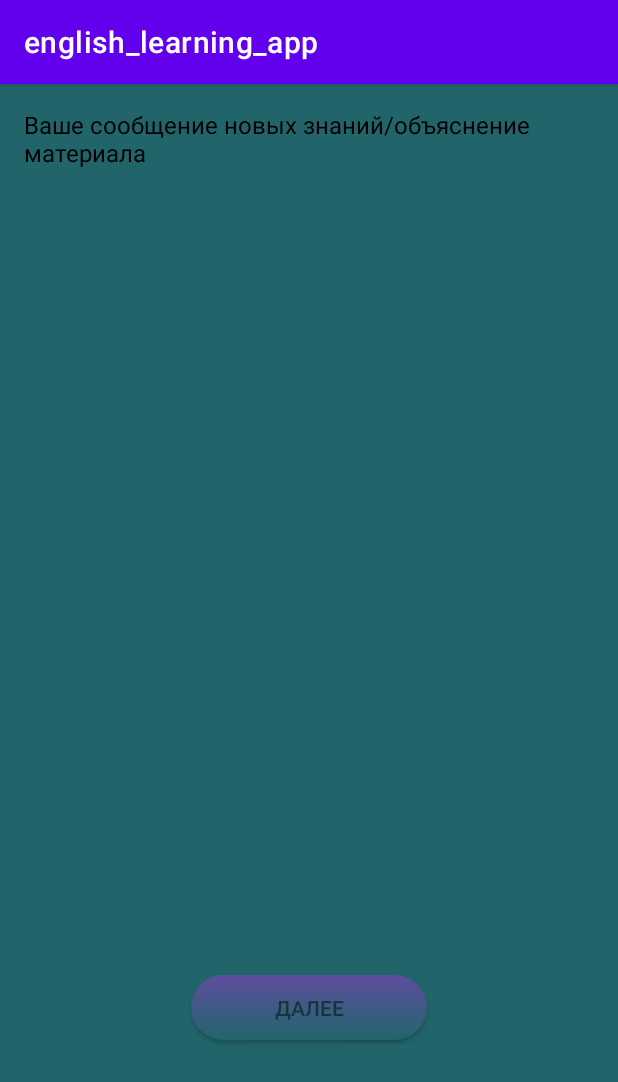
After one commit to guisecreator/englearnApp, an Android app: the LessonActivity screen opened directly, with no data from a screen before it, on a phone screen of 412 x 824 dp. The commit adds this screen. Shown: the top 1082 px of the screen. Run offline under Robolectric (Android 15) with nearby library versions, the phone set to English and light mode, and no system bars; 1 statement that could not run was skipped.

Commit message:
feat: added lessons

```diff
--- a/app/build.gradle
+++ b/app/build.gradle
@@ -32,8 +32,10 @@ android {
     }
 }
 
+apply plugin: 'kotlin-android'
+apply plugin: 'kotlin-android-extensions'
+
 dependencies {
-
     implementation 'androidx.core:core-ktx:1.7.0'
     implementation 'androidx.appcompat:appcompat:1.6.1'
     implementation 'com.google.android.material:material:1.9.0'
--- a/app/src/main/AndroidManifest.xml
+++ b/app/src/main/AndroidManifest.xml
@@ -22,7 +22,7 @@
         </activity>
         <activity android:name=".SigninActivity" />
         <activity android:name=".MainDisplayActivity" />
-        <activity android:name=".PatchActivity" />
+        <activity android:name=".LessonActivity" />
         <activity android:name=".RecoveryActivity" />
         <activity android:name=".RecoveryOkActivity" />
         <activity android:name=".SignupActivity" />
--- /dev/null
+++ b/app/src/main/java/com/example/english_learning_app/LessonActivity.kt
@@ -0,0 +1,25 @@
+package com.example.english_learning_app
+
+import android.content.Intent
+import android.os.Bundle
+import androidx.appcompat.app.AppCompatActivity
+import kotlinx.android.synthetic.main.activity_lesson.*
+
+class LessonActivity : AppCompatActivity() {
+
+    override fun onCreate(savedInstanceState: Bundle?) {
+        super.onCreate(savedInstanceState)
+        setContentView(R.layout.activity_lesson)
+
+        // Установка текста сообщения новых знаний/объяснения материала
+        val message = "Ваше сообщение новых знаний/объяснение материала"
+        message_text.text = message
+
+        // Обработка нажатия на кнопку "Далее"
+        button_lesson.setOnClickListener {
+            // Переход к следующему экрану - экрану проверки знаний
+            val intent = Intent(this@LessonActivity, QuizActivity::class.java)
+            startActivity(intent)
+        }
+    }
+}
--- a/app/src/main/java/com/example/english_learning_app/SigninActivity.kt
+++ b/app/src/main/java/com/example/english_learning_app/SigninActivity.kt
@@ -1,7 +1,6 @@
 package com.example.english_learning_app
 
 import android.app.AlertDialog
-import android.content.Context
 import android.content.Intent
 import android.os.Bundle
 import android.view.View
@@ -31,7 +30,7 @@ class SigninActivity : AppCompatActivity() {
 
         if (enteredUsername.isNotEmpty() && enteredPassword.isNotEmpty()) {
             if (userManager.checkCredentials(enteredUsername, enteredPassword)) {
-                val intent = Intent(this@SigninActivity, PatchActivity::class.java)
+                val intent = Intent(this@SigninActivity, LessonActivity::class.java)
                 startActivity(intent)
                 finish()
             } else {
--- /dev/null
+++ b/app/src/main/res/layout/activity_lesson.xml
@@ -0,0 +1,53 @@
+<?xml version="1.0" encoding="utf-8"?>
+<androidx.constraintlayout.widget.ConstraintLayout xmlns:android="http://schemas.android.com/apk/res/android"
+    xmlns:app="http://schemas.android.com/apk/res-auto"
+    xmlns:tools="http://schemas.android.com/tools"
+    android:layout_width="match_parent"
+    android:layout_height="match_parent"
+    android:padding="16dp"
+    android:background="@color/main_color">
+
+    <TextView
+        android:id="@+id/lessonTitle"
+        android:layout_width="wrap_content"
+        android:layout_height="wrap_content"
+        android:textColor="@color/black"
+        android:textSize="24sp"
+        android:textStyle="bold"
+        tools:layout_editor_absoluteX="52dp"
+        tools:layout_editor_absoluteY="58dp" />
+
+    <TextView
+        android:id="@+id/lessonContent"
+        android:layout_width="wrap_content"
+        android:layout_height="wrap_content"
+        android:textColor="@color/black"
+        android:textSize="16sp"
+        tools:layout_editor_absoluteX="65dp"
+        tools:layout_editor_absoluteY="337dp" />
+
+    <TextView
+        android:id="@+id/message_text"
+        android:layout_width="wrap_content"
+        android:layout_height="wrap_content"
+        android:textColor="@color/black"
+        android:textSize="16sp"
+        tools:layout_editor_absoluteX="49dp"
+        tools:layout_editor_absoluteY="220dp" />
+
+    <androidx.appcompat.widget.AppCompatButton
+        android:id="@+id/button_lesson"
+        android:layout_width="157dp"
+        android:layout_height="43dp"
+        android:background="@drawable/button_page_signin"
+        android:onClick="send"
+        android:radius="0dp"
+        android:text="Далее"
+        android:textColor="@color/color_button_signin"
+        app:layout_constraintBottom_toBottomOf="parent"
+        app:layout_constraintEnd_toEndOf="parent"
+        app:layout_constraintStart_toStartOf="parent"
+        app:layout_constraintTop_toTopOf="parent"
+        app:layout_constraintVertical_bias="0.834" />
+
+</androidx.constraintlayout.widget.ConstraintLayout>
```
Also changed, not shown: app/src/main/java/com/example/english_learning_app/LessonOKActivity.kt (added, +77 -0 lines), app/src/main/java/com/example/english_learning_app/LessonResultActivity.kt (added, +29 -0 lines), app/src/main/java/com/example/english_learning_app/PatchActivity.kt (deleted, +0 -13 lines), app/src/main/res/layout/activity_lesson_ok.xml (added, +23 -0 lines), app/src/main/res/layout/message_screen_ok.xml (deleted, +0 -9 lines), app/src/main/res/layout/result_screen.xml (deleted, +0 -9 lines), app/src/main/res/layout/activity_lesson_result.xml (renamed from app/src/main/res/layout/message_screen.xml).
